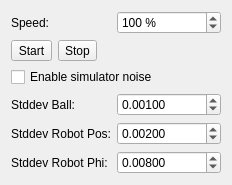
Above: src/ra/simulatorwidget.ui from robotics-erlangen/framework before the change. Below: the same form after it.
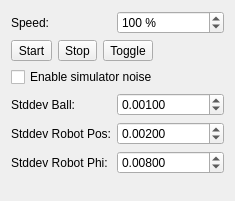
That is the form after the change.

Commit message: Ra: pause simulator with space bar, fixes #383

The edit to the form file:
```diff
--- a/src/ra/simulatorwidget.ui
+++ b/src/ra/simulatorwidget.ui
@@ -6,8 +6,8 @@
    <rect>
     <x>0</x>
     <y>0</y>
-    <width>232</width>
-    <height>185</height>
+    <width>235</width>
+    <height>201</height>
    </rect>
   </property>
   <property name="windowTitle">
@@ -53,6 +53,16 @@
        </property>
       </widget>
      </item>
+     <item>
+      <widget class="QToolButton" name="btnToggle">
+       <property name="text">
+        <string>Toggle</string>
+       </property>
+       <property name="shortcut">
+        <string>Space</string>
+       </property>
+      </widget>
+     </item>
     </layout>
    </item>
    <item row="3" column="0">
```
The commit also changes 2 other files.
